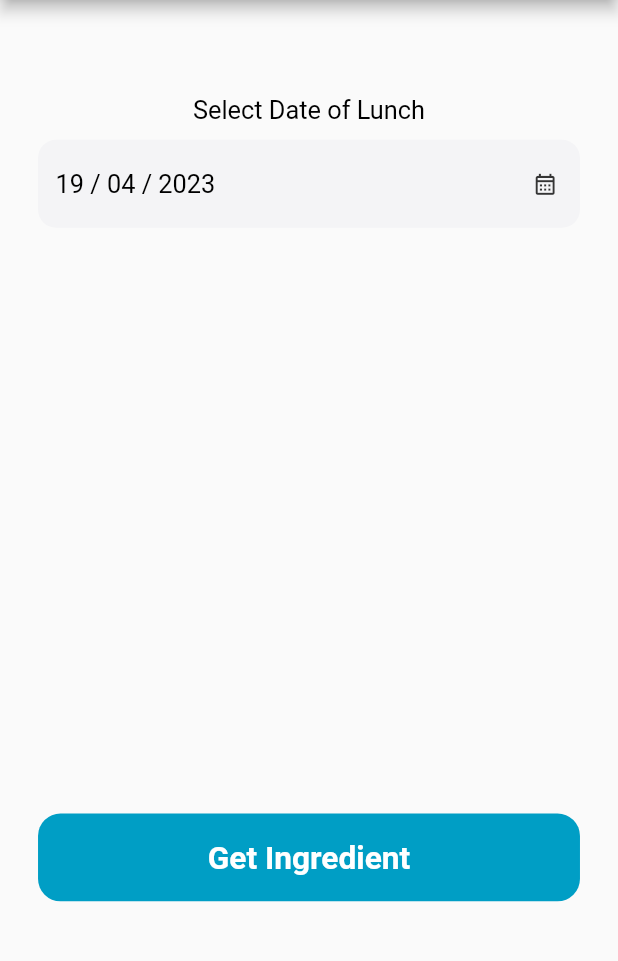
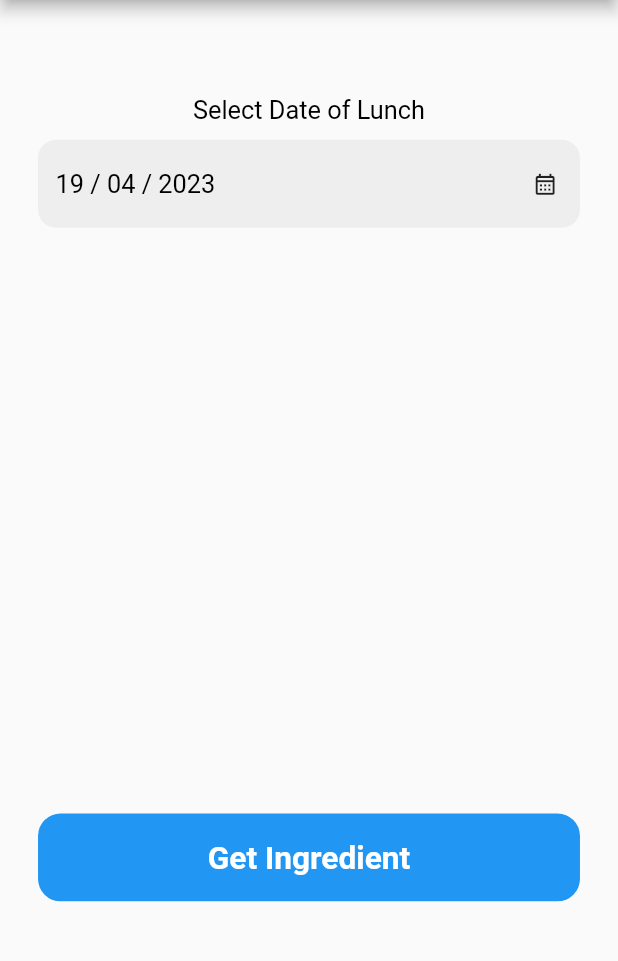
Before and after one commit to bolajibillionz/flutter-tech-task-master, a Flutter app: the screen it shows after launch, on a phone screen of 412 x 824 dp, the part 84-1045 px from its top. Run offline on Flutter 3.47's test engine with Material 2 defaults, Android fonts, the phone set to English and light mode, and no system bars; our stand-ins replace device_preview, dio, top_snackbar_flutter.

Commit message:
general refactoring of the screens /widget colors

```diff
--- a/lib/app/presentation/lunch_date_screen.dart
+++ b/lib/app/presentation/lunch_date_screen.dart
@@ -1,6 +1,5 @@
 import 'package:flutter/material.dart';
 import 'package:tech_task/app/presentation/ingredient_screen.dart';
-import 'package:tech_task/core/constants.dart';
 import 'package:tech_task/core/size_config.dart';
 import 'package:tech_task/core/widgets/custom_text_widget.dart';
 
@@ -52,10 +51,10 @@ class _ChooseLunchDateScreenState extends State<ChooseLunchDateScreen> {
         padding: EdgeInsets.symmetric(
             horizontal: getProportionateScreenWidth(24.0),
             vertical: getProportionateScreenHeight(15.0)),
+        child: SingleChildScrollView(
           child: Column(
             crossAxisAlignment: CrossAxisAlignment.start,
             children: [
-
               SizedBox(
                 height: getProportionateScreenHeight(50),
               ),
@@ -64,9 +63,11 @@ class _ChooseLunchDateScreenState extends State<ChooseLunchDateScreen> {
                     inputText: 'Select Date of Lunch',
                     fontSize: 16.0,
                     weight: FontWeight.w400,
-                  textColor: Palette.blackColor),
+                    textColor: Colors.black),
               ),
-                SizedBox(height: getProportionateScreenHeight(10.0),),
+              SizedBox(
+                height: getProportionateScreenHeight(10.0),
+              ),
               GestureDetector(
                 onTap: () {
                   selectDate();
@@ -79,7 +80,7 @@ class _ChooseLunchDateScreenState extends State<ChooseLunchDateScreen> {
                       right: getProportionateScreenWidth(14)),
                   height: getProportionateScreenHeight(60),
                   decoration: BoxDecoration(
-                    color: Palette.textFieldColor,
+                      color: Colors.grey.shade200,
                       borderRadius: BorderRadius.circular(12)),
                   child: Row(
                     mainAxisAlignment: MainAxisAlignment.spaceBetween,
@@ -88,10 +89,10 @@ class _ChooseLunchDateScreenState extends State<ChooseLunchDateScreen> {
                           inputText: selectedDate,
                           fontSize: 16,
                           weight: FontWeight.w400,
-                        textColor: Palette.blackColor),
+                          textColor: Colors.black),
                       Icon(
                         Icons.calendar_month_outlined,
-                      color: Palette.textFormFieldTextColor,
+                        color: Colors.black87,
                         size: getProportionateScreenWidth(16),
                       )
                     ],
@@ -105,6 +106,7 @@ class _ChooseLunchDateScreenState extends State<ChooseLunchDateScreen> {
                 height: getProportionateScreenHeight(60.0),
                 width: double.infinity,
                 child: ElevatedButton(
+                  key: ValueKey('navigateButton'),
                   onPressed: () {
                     Navigator.push(
                         context,
@@ -116,10 +118,10 @@ class _ChooseLunchDateScreenState extends State<ChooseLunchDateScreen> {
                       inputText: 'Get Ingredient',
                       fontSize: 20.0,
                       weight: FontWeight.bold,
-                    textColor: Palette.whiteColor),
+                      textColor: Colors.white),
                   style: ElevatedButton.styleFrom(
                       elevation: 0,
-                    backgroundColor: Palette.primaryColor,
+                      backgroundColor: Colors.blue,
                       shape: RoundedRectangleBorder(
                         borderRadius: BorderRadius.circular(15),
                       )),
@@ -128,6 +130,7 @@ class _ChooseLunchDateScreenState extends State<ChooseLunchDateScreen> {
             ],
           ),
         ),
+      ),
     );
   }
 }
--- a/lib/core/constants.dart
+++ /dev/null
@@ -1,12 +0,0 @@
-import 'package:flutter/material.dart';
-
-class Palette {
-  static const Color primaryColor = Color(0xFF009EC5);
-  static const Color blackColor = Color(0xFF000000);
-  static const Color whiteColor = Color(0xFFffffff);
-  static const Color textFieldColor = Color(0xFFF4F4F6);
-  static const Color textFormFieldTextColor = Color(0xFF353535);
-  static const Color hintTextColor = Color(0xFF909090);
-  static const Color warningColor = Color(0xFFECF3FC);
-  static const Color greenColor = Color(0xFF00BE7C);
-}
--- a/lib/main.dart
+++ b/lib/main.dart
@@ -1,7 +1,10 @@
 import 'package:flutter/material.dart';
 import 'app/presentation/lunch_date_screen.dart';
+import 'package:device_preview/device_preview.dart';
 
-void main() => runApp(MyApp());
+void main() => runApp(DevicePreview(
+  enabled: true,
+  builder: (context) => MyApp()));
 
 class MyApp extends StatelessWidget {
   @override
```
Also changed, not shown: lib/app/presentation/ingredient_screen.dart (+5 -6 lines), lib/app/presentation/recipe_screen.dart (+10 -16 lines), 4 other files. Lines whose indentation alone changed are shown as unchanged.
